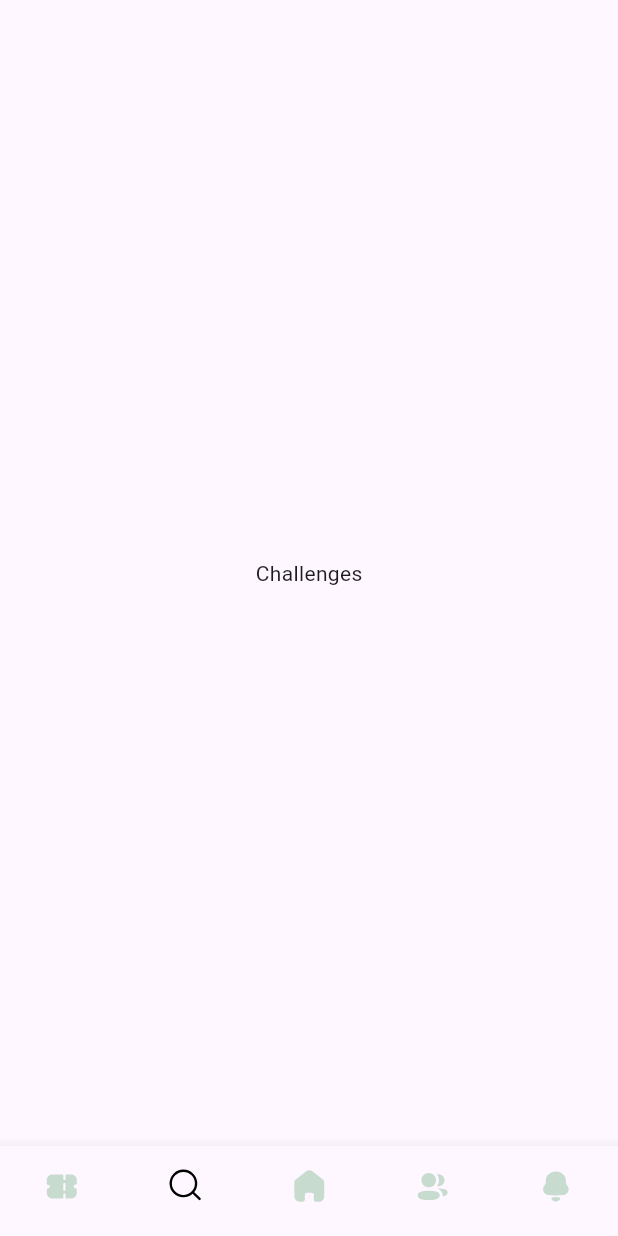
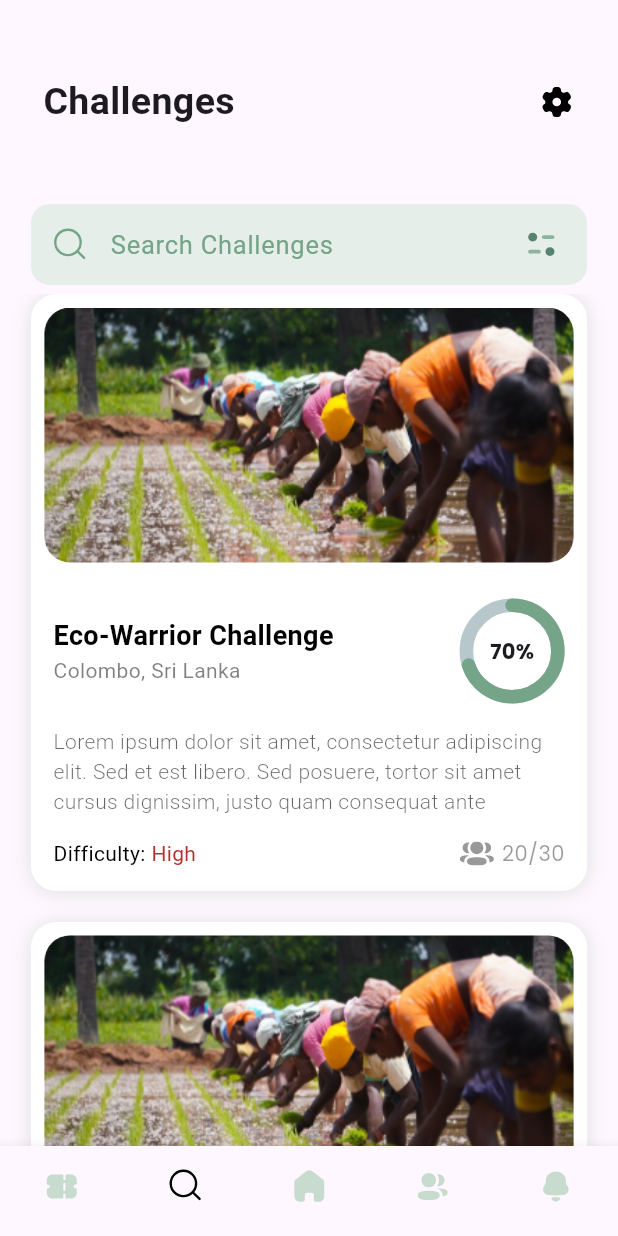
Before and after one commit to vinulays/recychamp, a Flutter app: the screen it shows after launch, item 2 of the bottom bar chosen, on a phone screen of 412 x 824 dp. Run offline on Flutter 3.47's test engine with Material 3 defaults, Android fonts, the phone set to English and light mode, and no system bars; drawn by our look-alikes of percent_indicator; our stand-ins replace bloc, carousel_slider, dots_indicator, flutter_svg, google_fonts; Roboto replaces fonts that are missing (Almarai).

Commit message:
feat: challenges screen

```diff
--- a/lib/screens/Challenges/challenges.dart
+++ b/lib/screens/Challenges/challenges.dart
@@ -1,4 +1,8 @@
 import "package:flutter/material.dart";
+import "package:flutter_svg/svg.dart";
+import "package:google_fonts/google_fonts.dart";
+import "package:percent_indicator/circular_percent_indicator.dart";
+import "package:recychamp/ui/challenge_card.dart";
 
 class Challenges extends StatefulWidget {
   const Challenges({super.key});
@@ -10,12 +14,95 @@ class Challenges extends StatefulWidget {
 class _ChallengesState extends State<Challenges> {
   @override
   Widget build(BuildContext context) {
-    return const Scaffold(
+    var deviceData = MediaQuery.of(context);
+
+    return Scaffold(
       body: Column(
-        mainAxisAlignment: MainAxisAlignment.center,
-        crossAxisAlignment: CrossAxisAlignment.center,
         children: [
-          Center(child: Text("Challenges")),
+          const SizedBox(
+            height: 50,
+          ),
+          Container(
+            margin:
+                EdgeInsets.symmetric(horizontal: deviceData.size.width * 0.07),
+            // * Headline row with settings button
+            child: Row(
+              mainAxisAlignment: MainAxisAlignment.spaceBetween,
+              children: [
+                // * Headline left column
+                Column(
+                  crossAxisAlignment: CrossAxisAlignment.start,
+                  children: [
+                    // todo greeting must change according to the time of the day
+                    Text(
+                      "Challenges",
+                      style: GoogleFonts.almarai(
+                        // color: Colors.white,
+                        fontSize: 25,
+                        fontWeight: FontWeight.w700,
+                      ),
+                    ),
+                  ],
+                ),
+                // todo Settings button (must link to settings page)
+                SvgPicture.asset(
+                  "assets/icons/Settings.svg",
+                  height: 24,
+                  width: 24,
+                  colorFilter:
+                      const ColorFilter.mode(Colors.black, BlendMode.srcIn),
+                )
+              ],
+            ),
+          ),
+          const SizedBox(
+            height: 50,
+          ),
+          Container(
+            height: 60,
+            margin:
+                EdgeInsets.symmetric(horizontal: deviceData.size.width * 0.05),
+            child: TextField(
+              style: GoogleFonts.almarai(
+                fontSize: 17,
+              ),
+              decoration: InputDecoration(
+                  contentPadding: const EdgeInsets.all(14),
+                  prefixIconConstraints:
+                      const BoxConstraints(maxHeight: 26, minWidth: 26),
+                  prefixIcon: Padding(
+                    padding: const EdgeInsets.only(left: 13, right: 10),
+                    child: SvgPicture.asset(
+                      "assets/icons/search.svg",
+                    ),
+                  ),
+                  suffixIconConstraints:
+                      const BoxConstraints(maxHeight: 26, minWidth: 26),
+                  // todo filter icon must open filter menu
+                  suffixIcon: Padding(
+                    padding: const EdgeInsets.only(right: 20),
+                    child: SvgPicture.asset(
+                      "assets/icons/filter.svg",
+                    ),
+                  ),
+                  filled: true,
+                  fillColor: const Color(0xffE6EEEA),
+                  border: OutlineInputBorder(
+                    borderSide: BorderSide.none,
+                    borderRadius: BorderRadius.circular(12.62),
+                  ),
+                  hintStyle: GoogleFonts.almarai(
+                      fontSize: 17, color: const Color(0xff75A488)),
+                  hintText: "Search Challenges"),
+            ),
+          ),
+          Expanded(
+            child: ListView.builder(
+                itemCount: 3,
+                itemBuilder: (BuildContext context, index) {
+                  return const ChallengeCard();
+                }),
+          )
         ],
       ),
     );
--- a/lib/screens/Home/home.dart
+++ b/lib/screens/Home/home.dart
@@ -1,10 +1,8 @@
 import "package:flutter/material.dart";
 import "package:flutter_svg/flutter_svg.dart";
-import "package:google_fonts/google_fonts.dart";
+
 import "package:recychamp/screens/Challenges/challenges.dart";
 import "package:recychamp/screens/Dashboard/dashboard.dart";
-import "package:recychamp/ui/home_three_row_button.dart";
-import "package:recychamp/ui/latest_challenges_card.dart";
 
 class Home extends StatefulWidget {
   const Home({super.key});
--- /dev/null
+++ b/lib/ui/challenge_card.dart
@@ -0,0 +1,160 @@
+import 'package:flutter/material.dart';
+import 'package:flutter_svg/svg.dart';
+import 'package:google_fonts/google_fonts.dart';
+import 'package:percent_indicator/circular_percent_indicator.dart';
+
+class ChallengeCard extends StatefulWidget {
+  const ChallengeCard({super.key});
+
+  @override
+  State<ChallengeCard> createState() => _ChallengeCardState();
+}
+
+class _ChallengeCardState extends State<ChallengeCard> {
+  @override
+  Widget build(BuildContext context) {
+    var deviceData = MediaQuery.of(context);
+    return Container(
+      margin: EdgeInsets.only(
+          left: deviceData.size.width * 0.05,
+          right: deviceData.size.width * 0.05,
+          bottom: deviceData.size.width * 0.05),
+      decoration: ShapeDecoration(
+        color: Colors.white,
+        shape: RoundedRectangleBorder(
+          borderRadius: BorderRadius.circular(16.83),
+        ),
+        shadows: const [
+          BoxShadow(
+            color: Color(0xFFE1E1E1),
+            blurRadius: 10,
+            offset: Offset(0, 1),
+            spreadRadius: 0,
+          )
+        ],
+      ),
+      child: Column(
+        children: [
+          // * Challenge thumbnail
+          Container(
+            margin: const EdgeInsets.all(9),
+            height: 170,
+            decoration: ShapeDecoration(
+              image: const DecorationImage(
+                image:
+                    AssetImage("assets/images/challenge_thumbnail_dummy.png"),
+                fit: BoxFit.fill,
+              ),
+              shape: RoundedRectangleBorder(
+                borderRadius: BorderRadius.circular(16.83),
+              ),
+            ),
+          ),
+          // * Title and percentage
+          Container(
+            margin: const EdgeInsets.all(15),
+            child: Row(
+              mainAxisAlignment: MainAxisAlignment.spaceBetween,
+              crossAxisAlignment: CrossAxisAlignment.center,
+              children: [
+                Column(
+                  crossAxisAlignment: CrossAxisAlignment.start,
+                  children: [
+                    Text(
+                      'Eco-Warrior Challenge ',
+                      style: GoogleFonts.almarai(
+                        color: Colors.black,
+                        fontSize: 18,
+                        fontWeight: FontWeight.w700,
+                      ),
+                    ),
+                    Text(
+                      'Colombo, Sri Lanka',
+                      style: GoogleFonts.almarai(
+                        color: const Color(0xA53D3D3D),
+                        fontSize: 14,
+                        fontWeight: FontWeight.w400,
+                      ),
+                    ),
+                  ],
+                ),
+                Container(
+                  margin: const EdgeInsets.only(right: 0),
+                  child: CircularPercentIndicator(
+                    radius: 35.0,
+                    lineWidth: 9.0,
+                    circularStrokeCap: CircularStrokeCap.round,
+                    percent: 0.7,
+                    center: Text(
+                      "70%",
+                      style: GoogleFonts.poppins(fontWeight: FontWeight.w700),
+                    ),
+                    progressColor: const Color(0xFF75A488),
+                  ),
+                )
+              ],
+            ),
+          ),
+          Container(
+            margin: const EdgeInsets.only(left: 15, right: 15, bottom: 15),
+            child: Text(
+              "Lorem ipsum dolor sit amet, consectetur adipiscing elit. Sed et est libero. Sed posuere, tortor sit amet cursus dignissim, justo quam consequat ante",
+              style: GoogleFonts.almarai(
+                fontSize: 14,
+                fontWeight: FontWeight.w300,
+                color: Colors.black.withOpacity(0.6000000238418579),
+              ),
+            ),
+          ),
+          Container(
+            margin: const EdgeInsets.only(left: 15, right: 15, bottom: 15),
+            child: Row(
+              mainAxisAlignment: MainAxisAlignment.spaceBetween,
+              children: [
+                SizedBox(
+                  child: Text.rich(
+                    TextSpan(
+                      children: [
+                        TextSpan(
+                          text: 'Difficulty: ',
+                          style: GoogleFonts.almarai(
+                            color: Colors.black,
+                            fontSize: 14,
+                            fontWeight: FontWeight.w400,
+                          ),
+                        ),
+                        TextSpan(
+                          text: 'High',
+                          style: GoogleFonts.almarai(
+                            color: const Color(0xFFB53131),
+                            fontSize: 14,
+                            fontWeight: FontWeight.w400,
+                          ),
+                        ),
+                      ],
+                    ),
+                  ),
+                ),
+                Row(
+                  children: [
+                    SvgPicture.asset("assets/icons/challenge_users.svg"),
+                    const SizedBox(
+                      width: 5,
+                    ),
+                    Text(
+                      "20/30",
+                      style: GoogleFonts.poppins(
+                          fontSize: 14,
+                          color: Colors.black.withOpacity(0.4000000059604645),
+                          fontWeight: FontWeight.w400),
+                    )
+                  ],
+                )
+              ],
+            ),
+          )
+        ],
+      ),
+    );
+  }
+}
--- a/pubspec.yaml
+++ b/pubspec.yaml
@@ -39,6 +39,7 @@ dependencies:
   google_fonts: ^6.1.0
   dots_indicator: ^3.0.0
   flutter_svg: ^2.0.9
+  percent_indicator: ^4.2.3
 
 dev_dependencies:
   flutter_test:
@@ -77,6 +78,8 @@ flutter:
     - assets/icons/challenges.svg
     - assets/icons/home.svg
     - assets/images/home_latest_challenges_dummy.png
+    - assets/images/challenge_thumbnail_dummy.png
+    - assets/icons/challenge_users.svg
 
   # An image asset can refer to one or more resolution-specific "variants", see
   # https://flutter.dev/assets-and-images/#resolution-aware
```
Also changed, not shown: assets/icons/challenge_users.svg (added), assets/images/challenge_thumbnail_dummy.png (added), pubspec.lock.
